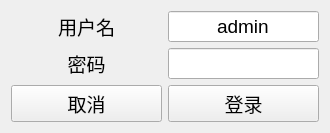
851896022/client_standard_version, file UI/main/login.ui: the form before one commit.
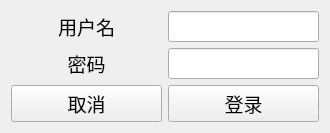
The form after the commit.

```diff
--- a/UI/main/login.ui
+++ b/UI/main/login.ui
@@ -39,7 +39,7 @@
         </font>
        </property>
        <property name="text">
-        <string>admin</string>
+        <string/>
        </property>
        <property name="alignment">
         <set>Qt::AlignCenter</set>
```
